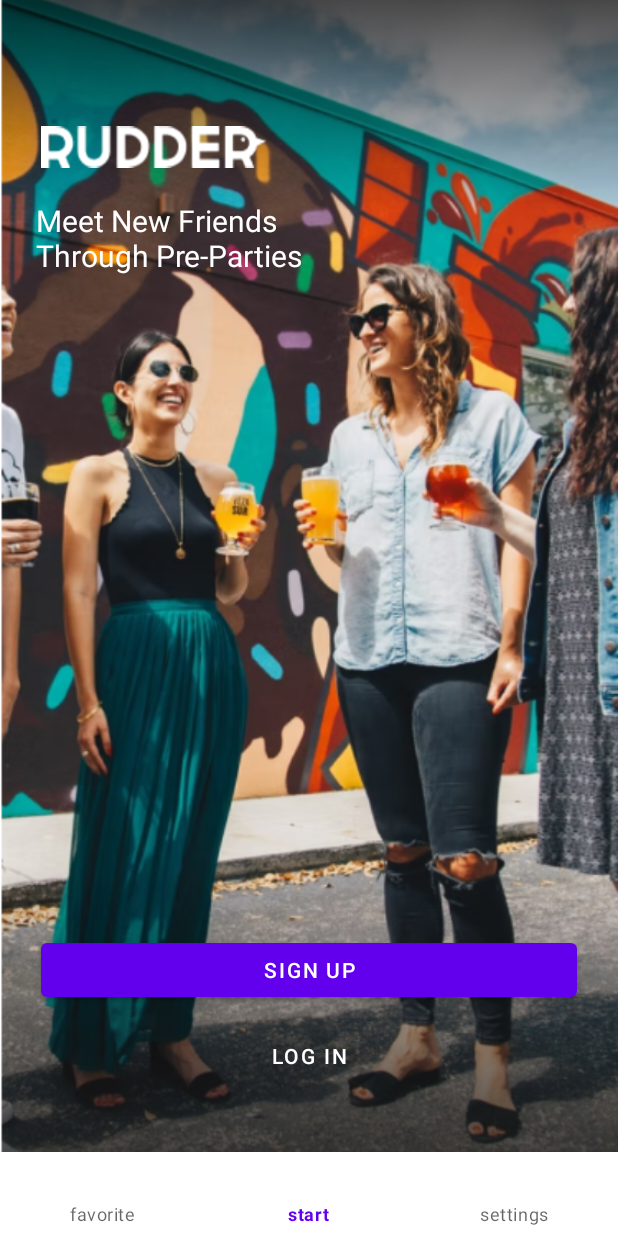
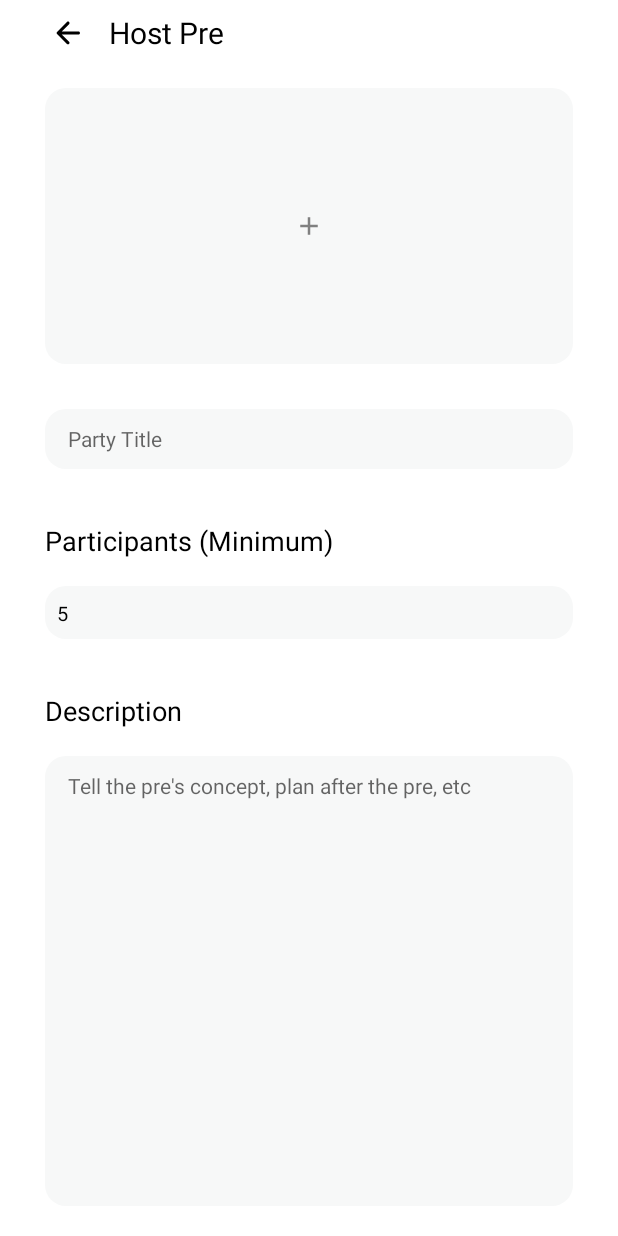
Before and after one commit to gookgook/Rudder-Android-New, an Android app: the screen it shows after launch (MainActivity), on a phone screen of 412 x 824 dp. Run offline under Robolectric (Android 15) with nearby library versions, the phone set to English and light mode, and no system bars; our stand-ins replace data binding, navigation-ui; 2 statements that could not run were skipped.

Commit message:
파티 생성 작업중

```diff
--- a/app/src/main/java/com/rudder/MainActivity.kt
+++ b/app/src/main/java/com/rudder/MainActivity.kt
@@ -51,7 +51,7 @@ class MainActivity : AppCompatActivity() {
 
         navController.addOnDestinationChangedListener { controller, destination, arguments ->
             when(destination.id) {
-                R.id.partyDetailFragment -> binding.bottomNavigationView.visibility = View.GONE
+                R.id.partyDetailFragment,R.id.createPartyFragment -> binding.bottomNavigationView.visibility = View.GONE
                 else -> binding.bottomNavigationView.visibility = View.VISIBLE
             }
         }
--- /dev/null
+++ b/app/src/main/java/com/rudder/src/main/view/CreatePartyFragment.kt
@@ -0,0 +1,58 @@
+package com.rudder.src.main.view
+
+import android.content.Context
+import android.os.Bundle
+import android.util.Log
+import androidx.fragment.app.Fragment
+import android.view.LayoutInflater
+import android.view.View
+import android.view.ViewGroup
+import android.widget.AdapterView
+import android.widget.ArrayAdapter
+import androidx.fragment.app.viewModels
+import com.rudder.R
+import com.rudder.databinding.FragmentCreatePartyBinding
+import com.rudder.databinding.FragmentPartyDetailBinding
+import com.rudder.src.main.viewmodel.CreatePartyViewModel
+import com.rudder.src.main.viewmodel.PartyApplyViewModel
+import java.util.*
+
+class CreatePartyFragment : Fragment() {
+    private lateinit var binding: FragmentCreatePartyBinding
+
+    private val viewModel: CreatePartyViewModel by viewModels()
+    private lateinit var mContext: Context
+
+    override fun onAttach(context: Context) {
+        super.onAttach(context)
+        mContext = context
+    }
+    override fun onCreateView(
+        inflater: LayoutInflater, container: ViewGroup?,
+        savedInstanceState: Bundle?
+    ): View? {
+
+        binding = FragmentCreatePartyBinding.inflate(inflater, container, false)
+        binding.viewModel = viewModel
+        binding.lifecycleOwner = this
+
+
+        val partyMemberCountList = listOf(5,6,7,8,9,10)
+        val departmentASpinnerAdapter = ArrayAdapter(mContext, R.layout.custom_spinner_layout, partyMemberCountList)
+        binding.partyMemberCountS.adapter = departmentASpinnerAdapter
+
+        binding.partyDateDP.setOnDateChangedListener { view, year, monthOfYear, dayOfMonth ->
+            viewModel.partyCalendar.set(year,monthOfYear,dayOfMonth)
+        }
+        binding.partyDateTP.setOnTimeChangedListener { view, hourOfDay, minute ->
+            viewModel.partyCalendar.set(Calendar.HOUR_OF_DAY,hourOfDay)
+            viewModel.partyCalendar.set(Calendar.MINUTE,minute)
+            Log.d("cal",viewModel.partyCalendar.toString())
+        }
+        return binding.root
+    }
+
+    fun onSpinnerSelected(parent: AdapterView<*>, view: View?, pos: Int, id: Long) {
+        viewModel.partyMemberCount = (parent.selectedItem as Int)
+    }
+}
--- a/app/src/main/java/com/rudder/src/main/view/PartyMainFragment.kt
+++ b/app/src/main/java/com/rudder/src/main/view/PartyMainFragment.kt
@@ -98,4 +98,8 @@ class PartyMainFragment : Fragment() {
         findNavController().navigate(R.id.action_fragment_party_main_to_notificationFragment)
     }
 
+    fun goCreatePartyFragment() {
+        findNavController().navigate(R.id.action_fragment_party_main_to_createPartyFragment)
+    }
+
 }
--- /dev/null
+++ b/app/src/main/java/com/rudder/src/main/viewmodel/CreatePartyViewModel.kt
@@ -0,0 +1,40 @@
+package com.rudder.src.main.viewmodel
+
+import androidx.lifecycle.LiveData
+import androidx.lifecycle.MutableLiveData
+import androidx.lifecycle.ViewModel
+import androidx.lifecycle.viewModelScope
+import com.rudder.model.dto.PartyDto
+import com.rudder.model.RetrofitClient
+import com.rudder.model.repository.PartyRepository
+import kotlinx.coroutines.launch
+import java.util.*
+
+class CreatePartyViewModel : ViewModel() {
+
+    private val _toastMessage: MutableLiveData<String> = MutableLiveData()
+    val toastMessage: LiveData<String> = _toastMessage
+
+
+
+    val partyTitle: MutableLiveData<String> = MutableLiveData()
+    val partyDescription: MutableLiveData<String> = MutableLiveData()
+    val partyLocation: MutableLiveData<String> = MutableLiveData()
+
+    val partyCalendar: Calendar = Calendar.getInstance()
+    var partyMemberCount: Int? = null
+
+    fun postParty() {
+
+    }
+
+
+
+
+
+
+
+
+
+
+}
--- a/app/src/main/res/drawable/background_rounding.xml
+++ b/app/src/main/res/drawable/background_rounding.xml
@@ -1,4 +1,5 @@
 <?xml version="1.0" encoding="utf-8"?>
 <shape xmlns:android="http://schemas.android.com/apk/res/android">
-    <corners android:radius="20dp"/>
+    <corners android:radius="14dp"/>
+    <solid android:color = "@color/lightGray"/>
 </shape>
--- /dev/null
+++ b/app/src/main/res/layout/fragment_create_party.xml
@@ -0,0 +1,219 @@
+<?xml version="1.0" encoding="utf-8"?>
+
+<layout xmlns:android="http://schemas.android.com/apk/res/android"
+    xmlns:app="http://schemas.android.com/apk/res-auto"
+    xmlns:tools="http://schemas.android.com/tools">
+    <data>
+
+        <variable
+            name="viewModel"
+            type="com.rudder.src.main.viewmodel.CreatePartyViewModel" />
+        <variable
+            name="createPartyFragment"
+            type="com.rudder.src.main.view.CreatePartyFragment" />
+    </data>
+
+    <androidx.constraintlayout.widget.ConstraintLayout
+        android:layout_width="match_parent"
+        android:layout_height="match_parent">
+        <androidx.constraintlayout.widget.ConstraintLayout
+            android:id="@+id/createPartyHeaderCL"
+            android:layout_width="match_parent"
+            android:layout_height="43dp"
+            app:layout_constraintTop_toTopOf="parent">
+            <ImageButton
+                android:id="@+id/backB"
+                android:layout_width="24dp"
+                android:layout_height="24dp"
+                app:layout_constraintStart_toStartOf="parent"
+                app:layout_constraintTop_toTopOf="parent"
+                app:layout_constraintBottom_toBottomOf="parent"
+                android:layout_marginLeft="33dp"
+                android:background="@drawable/ic_round_arrow_back_24"/>
+
+            <TextView
+                android:layout_width="wrap_content"
+                android:layout_height="wrap_content"
+                app:layout_constraintStart_toEndOf="@id/backB"
+                app:layout_constraintTop_toTopOf="parent"
+                app:layout_constraintBottom_toBottomOf="parent"
+                android:text="Host Pre"
+                android:layout_marginLeft="15dp"
+                android:textSize="20sp"
+                android:textColor="@color/black"/>
+
+
+        </androidx.constraintlayout.widget.ConstraintLayout>
+
+        <androidx.constraintlayout.widget.ConstraintLayout
+            android:id="@+id/createPartyBodyCL"
+            android:layout_width="match_parent"
+            android:layout_height="0dp"
+            app:layout_constraintTop_toBottomOf="@id/createPartyHeaderCL"
+            app:layout_constraintBottom_toBottomOf="parent">
+            <ScrollView
+                android:layout_width="match_parent"
+                android:layout_height="wrap_content"
+                app:layout_constraintTop_toTopOf="parent">
+                <androidx.constraintlayout.widget.ConstraintLayout
+                    android:layout_width="match_parent"
+                    android:layout_height="wrap_content"
+                    android:layout_marginLeft="30dp"
+                    android:layout_marginRight="30dp">
+
+                    <androidx.constraintlayout.widget.ConstraintLayout
+                        android:id="@+id/selectPhotoCL"
+                        android:layout_width="match_parent"
+                        android:layout_height="184dp"
+                        app:layout_constraintTop_toTopOf="parent"
+                        android:layout_marginTop="15dp"
+                        android:background="@drawable/background_rounding">
+
+                        <ImageView
+                            android:layout_width="20dp"
+                            android:layout_height="20dp"
+                            android:src="@drawable/plus_gray"
+                            app:layout_constraintStart_toStartOf="parent"
+                            app:layout_constraintEnd_toEndOf="parent"
+                            app:layout_constraintTop_toTopOf="parent"
+                            app:layout_constraintBottom_toBottomOf="parent"/>
+                    </androidx.constraintlayout.widget.ConstraintLayout>
+
+                    <EditText
+                        android:id="@+id/partyTitleET"
+                        android:layout_width="match_parent"
+                        android:layout_height="40dp"
+                        app:layout_constraintTop_toBottomOf="@id/selectPhotoCL"
+                        android:background="@drawable/background_rounding"
+                        android:hint="Party Title"
+                        android:text="@={viewModel.partyTitle}"
+                        android:paddingLeft="15dp"
+                        android:textSize="14sp"
+                        android:layout_marginTop="30dp"/>
+                    <TextView
+                        android:id="@+id/partyParticipantsDescriptionTV"
+                        android:layout_width="wrap_content"
+                        android:layout_height="wrap_content"
+                        app:layout_constraintStart_toStartOf="parent"
+                        app:layout_constraintTop_toBottomOf="@id/partyTitleET"
+                        android:layout_marginTop="35dp"
+                        android:text="Participants (Minimum)"
+                        android:textSize="18dp"
+                        android:textColor="@color/black"/>
+
+                    <Spinner
+                        android:id="@+id/partyMemberCountS"
+                        android:layout_width="0dp"
+                        android:layout_height="35dp"
+                        app:layout_constraintStart_toStartOf="parent"
+                        app:layout_constraintEnd_toEndOf="parent"
+                        app:layout_constraintTop_toBottomOf="@id/partyParticipantsDescriptionTV"
+                        android:background="@drawable/background_rounding"
+                        android:onItemSelected="@{createPartyFragment.onSpinnerSelected}"
+                        android:layout_marginTop="18dp"/>
+
+                    <TextView
+                        android:id="@+id/partyDescriptionTV"
+                        android:layout_width="wrap_content"
+                        android:layout_height="wrap_content"
+                        app:layout_constraintStart_toStartOf="parent"
+                        app:layout_constraintTop_toBottomOf="@id/partyMemberCountS"
+                        android:layout_marginTop="35dp"
+                        android:text="Description"
+                        android:textSize="18dp"
+                        android:textColor="@color/black"/>
+
+                    <EditText
+                        android:id="@+id/partyDescriptionET"
+                        android:layout_width="match_parent"
+                        android:layout_height="300dp"
+                        app:layout_constraintTop_toBottomOf="@id/partyDescriptionTV"
+                        android:background="@drawable/background_rounding"
+                        android:hint="Tell the pre's concept, plan after the pre, etc"
+                        android:text="@={viewModel.partyDescription}"
+                        android:paddingLeft="15dp"
+                        android:textSize="14sp"
+                        android:gravity="top"
+                        android:paddingTop="10dp"
+                        android:layout_marginTop="18dp"/>
+
+
+                    <TextView
+                        android:id="@+id/partyDateDescriptionTV"
+                        android:layout_width="wrap_content"
+                        android:layout_height="wrap_content"
+                        app:layout_constraintStart_toStartOf="parent"
+                        app:layout_constraintTop_toBottomOf="@id/partyDescriptionET"
+                        android:layout_marginTop="35dp"
+                        android:text="Date"
+                        android:textSize="18dp"
+                        android:textColor="@color/black"/>
+
+                    <DatePicker
+                        android:id="@+id/partyDateDP"
+                        android:layout_width="match_parent"
+                        android:layout_height="wrap_content"
+                        app:layout_constraintTop_toBottomOf="@id/partyDateDescriptionTV"
+                        android:background="@drawable/background_rounding"
+                        android:datePickerMode="spinner"
+                        android:calendarViewShown="false"
+                        android:layout_marginTop="18dp"/>
+
+                    <TimePicker
+                        android:id="@+id/partyDateTP"
+                        android:layout_width="match_parent"
+                        android:layout_height="wrap_content"
+                        app:layout_constraintTop_toBottomOf="@id/partyDateDP"
+                        android:background="@drawable/background_rounding"
+                        android:timePickerMode="spinner"
+                        android:calendarViewShown="false"
+                        android:layout_marginTop="18dp"/>
+
+                    <TextView
+                        android:id="@+id/partyLocationDescriptionTV"
+                        android:layout_width="wrap_content"
+                        android:layout_height="wrap_content"
+                        app:layout_constraintStart_toStartOf="parent"
+                        app:layout_constraintTop_toBottomOf="@id/partyDateTP"
+                        android:layout_marginTop="35dp"
+                        android:text="Location"
+                        android:textSize="18dp"
+                        android:textColor="@color/black"/>
+
+                    <EditText
+                        android:id="@+id/partyLocationET"
+                        android:layout_width="match_parent"
+                        android:layout_height="40dp"
+                        app:layout_constraintTop_toBottomOf="@id/partyLocationDescriptionTV"
+                        android:background="@drawable/background_rounding"
+                        android:hint="Avoid detailed address until the members are fixed"
+                        android:text="@={viewModel.partyLocation}"
+                        android:paddingLeft="15dp"
+                        android:textSize="14sp"
+                        android:layout_marginTop="18dp"/>
+
+                    <androidx.appcompat.widget.AppCompatButton
+                        android:id="@+id/partyPostB"
+                        android:layout_width="match_parent"
+                        android:layout_height="54dp"
+                        android:layout_marginBottom="34dp"
+                        android:layout_marginTop="30dp"
+                        app:layout_constraintStart_toStartOf="parent"
+                        app:layout_constraintEnd_toEndOf="parent"
+                        app:layout_constraintBottom_toBottomOf="parent"
+                        android:background="@drawable/button_style"
+                        app:layout_constraintTop_toBottomOf="@id/partyLocationET"
+                        android:text="Post"
+                        android:textColor="@color/white"
+                        android:textAllCaps="false" />
+
+                </androidx.constraintlayout.widget.ConstraintLayout>
+
+
+
+            </ScrollView>
+        </androidx.constraintlayout.widget.ConstraintLayout>
+
+
+    </androidx.constraintlayout.widget.ConstraintLayout>
+</layout>
--- a/app/src/main/res/layout/fragment_party_main.xml
+++ b/app/src/main/res/layout/fragment_party_main.xml
@@ -68,5 +68,15 @@
             </androidx.swiperefreshlayout.widget.SwipeRefreshLayout>
         </androidx.constraintlayout.widget.ConstraintLayout>
 
+        <ImageButton
+            android:layout_width="50dp"
+            android:layout_height="50dp"
+            android:background="@drawable/add_button"
+            app:layout_constraintBottom_toBottomOf="parent"
+            app:layout_constraintEnd_toEndOf="parent"
+            android:onClick="@{()->partyMainFragment.goCreatePartyFragment()}"
+            android:layout_marginRight="15dp"
+            android:layout_marginBottom="51dp"/>
+
     </androidx.constraintlayout.widget.ConstraintLayout>
 </layout>
--- a/app/src/main/res/navigation/booksearch_nav_graph.xml
+++ b/app/src/main/res/navigation/booksearch_nav_graph.xml
@@ -3,7 +3,7 @@
     xmlns:app="http://schemas.android.com/apk/res-auto"
     xmlns:tools="http://schemas.android.com/tools"
     android:id="@+id/booksearch_nav_graph"
-    app:startDestination="@id/fragment_start">
+    app:startDestination="@id/createPartyFragment">
 
     <fragment
         android:id="@+id/fragment_start"
@@ -102,6 +102,9 @@
         <action
             android:id="@+id/action_fragment_party_main_to_partyDetailFragment"
             app:destination="@id/partyDetailFragment" />
+        <action
+            android:id="@+id/action_fragment_party_main_to_createPartyFragment"
+            app:destination="@id/createPartyFragment" />
     </fragment>
     <fragment
         android:id="@+id/notificationFragment"
@@ -115,6 +118,10 @@
             android:name="partyId"
             app:argType="integer" />
     </fragment>
+    <fragment
+        android:id="@+id/createPartyFragment"
+        android:name="com.rudder.src.main.view.CreatePartyFragment"
+        android:label="CreatePartyFragment" />
 
 
 </navigation>
```
Also changed, not shown: app/src/main/res/drawable-v24/add_button.png (added).
